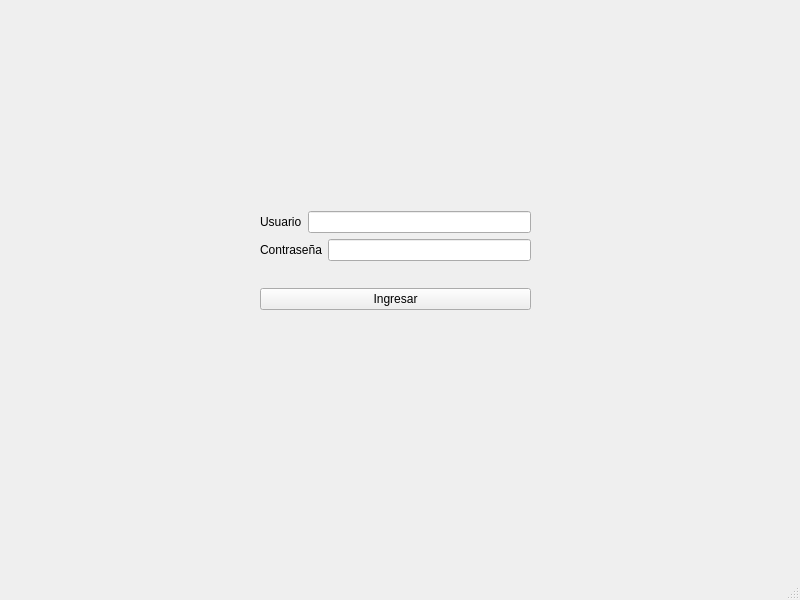
Above: ui/login.ui from FacuMillo35/digitalizacion_minutas before the change. Below: the same form after it.
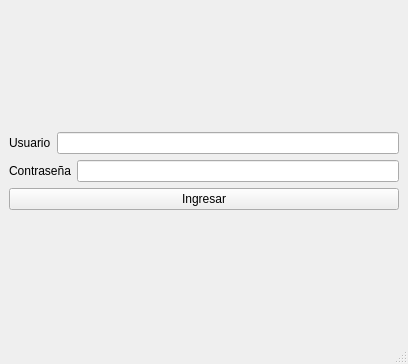
That is the form after the change.

Commit message: agregue la 2da pantalla del menu despues del login

The edit to the form file:
```diff
--- a/ui/login.ui
+++ b/ui/login.ui
@@ -6,23 +6,16 @@
    <rect>
     <x>0</x>
     <y>0</y>
-    <width>800</width>
-    <height>600</height>
+    <width>408</width>
+    <height>364</height>
    </rect>
   </property>
   <property name="windowTitle">
    <string>MainWindow</string>
   </property>
   <widget class="QWidget" name="centralwidget">
-   <widget class="QWidget" name="verticalLayoutWidget_2">
-    <property name="geometry">
-     <rect>
-      <x>260</x>
-      <y>190</y>
-      <width>271</width>
-      <height>141</height>
-     </rect>
-    </property>
+   <layout class="QGridLayout" name="gridLayout">
+    <item row="0" column="0">
     <layout class="QVBoxLayout" name="verticalLayout_2">
      <item>
       <layout class="QVBoxLayout" name="verticalLayout">
@@ -30,6 +23,9 @@
         <layout class="QGridLayout" name="gridLayout_2">
          <item row="0" column="0">
           <widget class="QLabel" name="label">
+            <property name="lineWidth">
+             <number>20</number>
+            </property>
            <property name="text">
             <string>Usuario</string>
            </property>
@@ -68,7 +64,8 @@
       </widget>
      </item>
     </layout>
-   </widget>
+    </item>
+   </layout>
   </widget>
   <widget class="QMenuBar" name="menubar">
    <property name="geometry">
```
Left out of the diff: 6 changed lines with no effect on the pictures. Lines whose indentation alone changed are shown as unchanged. The commit also changes 4 other files.
